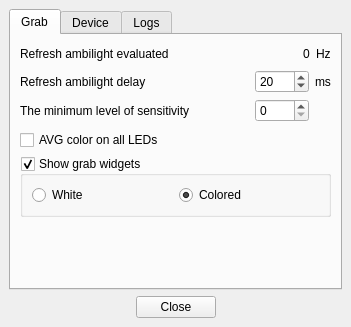
Atarity/Lightpack, file Software/src/mainwindow.ui: the form before one commit.
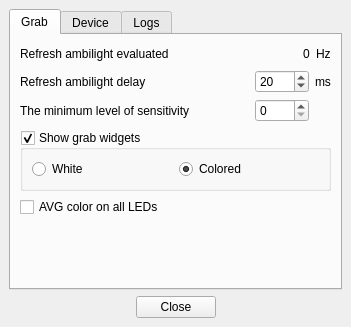
The form after the commit. Icons and pictures are not drawn.

Commit message: Software: move check box AVG colors on all LEDs below groub box show grab widgets;

Diff of the .ui file:
```diff
--- a/Software/src/mainwindow.ui
+++ b/Software/src/mainwindow.ui
@@ -165,22 +165,6 @@
           </item>
          </layout>
         </item>
-        <item>
-         <widget class="QCheckBox" name="checkBox_AVG_Colors">
-          <property name="font">
-           <font>
-            <weight>50</weight>
-            <bold>false</bold>
-           </font>
-          </property>
-          <property name="text">
-           <string>AVG color on all LEDs</string>
-          </property>
-          <property name="checked">
-           <bool>false</bool>
-          </property>
-         </widget>
-        </item>
         <item>
          <widget class="QGroupBox" name="groupBox_ShowGrabWidgets">
           <property name="font">
@@ -222,6 +206,22 @@
           </layout>
          </widget>
         </item>
+        <item>
+         <widget class="QCheckBox" name="checkBox_AVG_Colors">
+          <property name="font">
+           <font>
+            <weight>50</weight>
+            <bold>false</bold>
+           </font>
+          </property>
+          <property name="text">
+           <string>AVG color on all LEDs</string>
+          </property>
+          <property name="checked">
+           <bool>false</bool>
+          </property>
+         </widget>
+        </item>
         <item>
          <spacer name="verticalSpacer">
           <property name="orientation">
```
